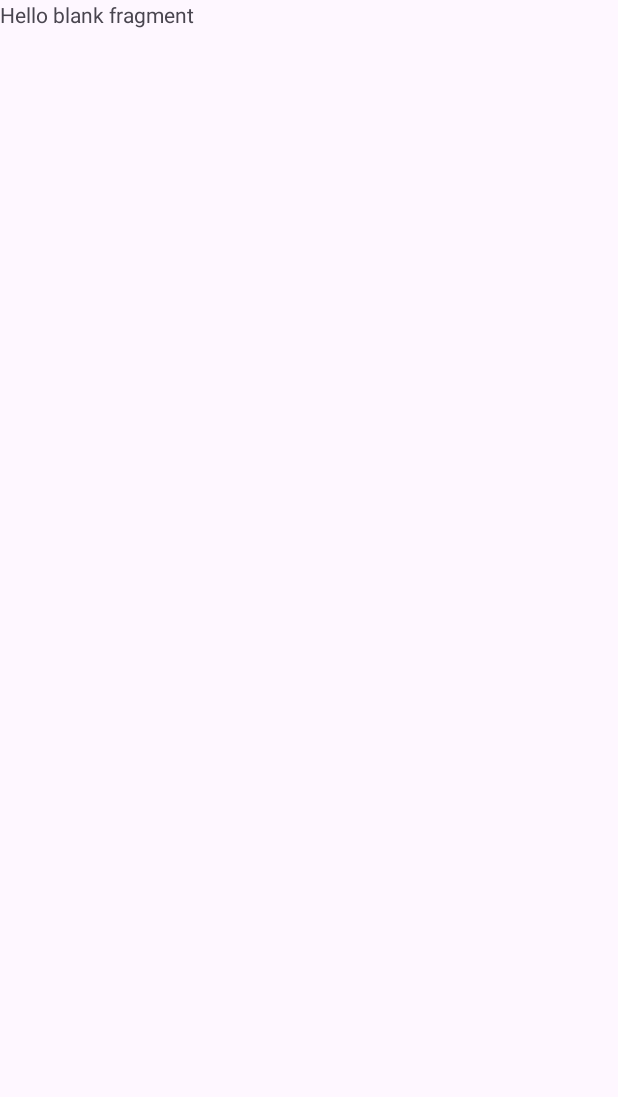
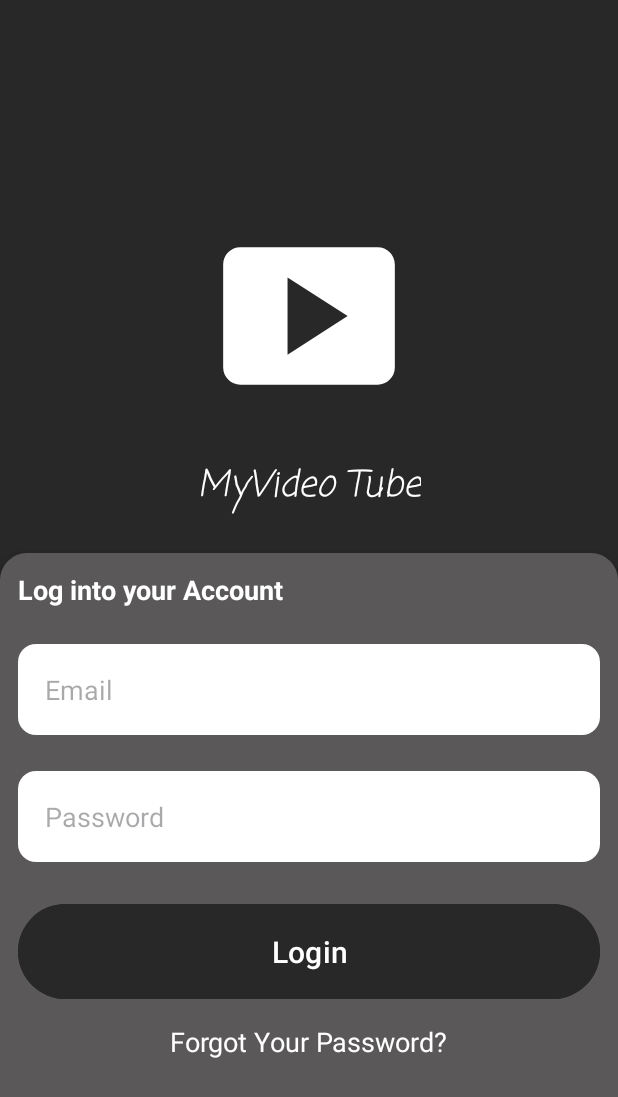
Before and after one commit to code-with-niranjan-v/My-Video-Tube, an Android app: the SignInFragment screen opened through its navigation route, on a phone screen of 412 x 824 dp. Before the commit the part shown is almost empty. Shown: the top 1097 px of the screen. Run offline under Robolectric (Android 15) with nearby library versions, the phone set to English and light mode, and no system bars; our stand-ins replace Dagger/Hilt's generated code.

Commit message:
Login Feature Implemented

```diff
--- a/app/src/main/java/com/example/myvideotube/SignInFragment.kt
+++ b/app/src/main/java/com/example/myvideotube/SignInFragment.kt
@@ -5,55 +5,49 @@ import androidx.fragment.app.Fragment
 import android.view.LayoutInflater
 import android.view.View
 import android.view.ViewGroup
+import android.widget.Toast
+import androidx.fragment.app.viewModels
+import androidx.navigation.fragment.findNavController
+import com.example.myvideotube.databinding.FragmentSignInBinding
+import com.example.myvideotube.viewmodel.MyVideoTubeViewModel
+import dagger.hilt.android.AndroidEntryPoint
 
-// TODO: Rename parameter arguments, choose names that match
-// the fragment initialization parameters, e.g. ARG_ITEM_NUMBER
-private const val ARG_PARAM1 = "param1"
-private const val ARG_PARAM2 = "param2"
 
-/**
- * A simple [Fragment] subclass.
- * Use the [SignInFragment.newInstance] factory method to
- * create an instance of this fragment.
- */
+@AndroidEntryPoint
 class SignInFragment : Fragment() {
-    // TODO: Rename and change types of parameters
-    private var param1: String? = null
-    private var param2: String? = null
 
-    override fun onCreate(savedInstanceState: Bundle?) {
-        super.onCreate(savedInstanceState)
-        arguments?.let {
-            param1 = it.getString(ARG_PARAM1)
-            param2 = it.getString(ARG_PARAM2)
-        }
-    }
 
+    private lateinit var signInBinding: FragmentSignInBinding
+    private val viewModel:MyVideoTubeViewModel by viewModels()
     override fun onCreateView(
         inflater: LayoutInflater, container: ViewGroup?,
         savedInstanceState: Bundle?
     ): View? {
-        // Inflate the layout for this fragment
-        return inflater.inflate(R.layout.fragment_sign_in, container, false)
+        signInBinding = FragmentSignInBinding.inflate(layoutInflater,container,false)
+        return signInBinding.root
     }
 
-    companion object {
-        /**
-         * Use this factory method to create a new instance of
-         * this fragment using the provided parameters.
-         *
-         * @param param1 Parameter 1.
-         * @param param2 Parameter 2.
-         * @return A new instance of fragment SignInFragment.
-         */
-        // TODO: Rename and change types and number of parameters
-        @JvmStatic
-        fun newInstance(param1: String, param2: String) =
-            SignInFragment().apply {
-                arguments = Bundle().apply {
-                    putString(ARG_PARAM1, param1)
-                    putString(ARG_PARAM2, param2)
+    override fun onViewCreated(view: View, savedInstanceState: Bundle?) {
+        super.onViewCreated(view, savedInstanceState)
+
+        signInBinding.btnSubmit.setOnClickListener {
+            val email = signInBinding.etEmail.text.toString()
+            val password = signInBinding.etPassword.text.toString()
+            if (email.isNotBlank() && password.isNotBlank()){
+                viewModel.signIn(email, password).addOnCompleteListener {
+                    if(it.isSuccessful){
+                        Toast.makeText(context,"Login Successful",Toast.LENGTH_SHORT).show()
+                        findNavController().navigate(R.id.action_signInFragment_to_homeFragment)
+                    }else{
+                        Toast.makeText(context,"${it.exception?.message}",Toast.LENGTH_SHORT).show()
+                    }
                 }
             }
+        }
+
     }
+
+
+
+
 }
--- a/app/src/main/java/com/example/myvideotube/firebase/MyVideoTubeFireBase.kt
+++ b/app/src/main/java/com/example/myvideotube/firebase/MyVideoTubeFireBase.kt
@@ -12,4 +12,6 @@ class MyVideoTubeFireBase @Inject constructor(
         firebaseAuth.createUserWithEmailAndPassword(email,password)
     }
 
+    fun signIn(email: String,password: String) = firebaseAuth.signInWithEmailAndPassword(email, password)
+
 }
--- a/app/src/main/java/com/example/myvideotube/viewmodel/MyVideoTubeViewModel.kt
+++ b/app/src/main/java/com/example/myvideotube/viewmodel/MyVideoTubeViewModel.kt
@@ -2,6 +2,8 @@ package com.example.myvideotube.viewmodel
 
 import androidx.lifecycle.ViewModel
 import com.example.myvideotube.firebase.MyVideoTubeFireBase
+import com.google.android.gms.tasks.Task
+import com.google.firebase.auth.AuthResult
 import com.google.firebase.auth.FirebaseAuth
 import dagger.hilt.android.lifecycle.HiltViewModel
 import kotlinx.coroutines.CoroutineScope
@@ -20,4 +22,7 @@ class MyVideoTubeViewModel @Inject constructor(
         }
     }
 
+    fun signIn(email: String,password: String) = firebase.signIn(email, password)
+
+
 }
--- a/app/src/main/res/layout/fragment_sign_in.xml
+++ b/app/src/main/res/layout/fragment_sign_in.xml
@@ -1,14 +1,137 @@
 <?xml version="1.0" encoding="utf-8"?>
 <FrameLayout xmlns:android="http://schemas.android.com/apk/res/android"
+    xmlns:app="http://schemas.android.com/apk/res-auto"
     xmlns:tools="http://schemas.android.com/tools"
     android:layout_width="match_parent"
+    android:background="@color/almostBlack"
     android:layout_height="match_parent"
     tools:context=".SignInFragment">
 
-    <!-- TODO: Update blank fragment layout -->
-    <TextView
-        android:layout_width="match_parent"
-        android:layout_height="match_parent"
-        android:text="@string/hello_blank_fragment" />
+
+
+        <androidx.constraintlayout.widget.ConstraintLayout
+            android:layout_width="match_parent"
+            android:layout_height="match_parent">
+
+            <ImageView
+                android:id="@+id/imgLogo"
+                android:layout_width="0dp"
+                android:layout_height="0dp"
+                android:src="@drawable/baseline_smart_display_24"
+                app:layout_constraintBottom_toTopOf="@id/tvAppName"
+                app:layout_constraintDimensionRatio="3:1"
+                app:layout_constraintEnd_toEndOf="parent"
+                app:layout_constraintStart_toStartOf="parent"
+                app:layout_constraintTop_toTopOf="parent"
+                app:layout_constraintVertical_bias="6"
+                app:layout_constraintVertical_chainStyle="packed"
+                app:layout_constraintVertical_weight="2"
+                app:tint="@color/white" />
+
+            <TextView
+                android:layout_width="wrap_content"
+                android:layout_height="wrap_content"
+                android:text="MyVideo Tube"
+                app:layout_constraintVertical_chainStyle="packed"
+                app:layout_constraintVertical_weight="1"
+                android:padding="18dp"
+                android:layout_margin="8dp"
+                android:textStyle="italic"
+                app:layout_constraintStart_toStartOf="parent"
+                app:layout_constraintEnd_toEndOf="parent"
+                android:textSize="24sp"
+                android:id="@+id/tvAppName"
+                android:textColor="@color/white"
+                app:layout_constraintBottom_toTopOf="@id/topCard"
+                app:layout_constraintTop_toBottomOf="@+id/imgLogo"
+                android:fontFamily="casual"/>
+
+            <androidx.constraintlayout.widget.ConstraintLayout
+                android:id="@+id/topCard"
+                android:layout_width="match_parent"
+                android:layout_height="wrap_content"
+                android:background="@drawable/cardviewbg"
+                android:elevation="8dp"
+                app:layout_constraintBottom_toBottomOf="parent"
+                app:layout_constraintEnd_toEndOf="parent"
+                app:layout_constraintStart_toStartOf="parent"
+                app:layout_constraintTop_toBottomOf="@+id/tvAppName"
+                app:layout_constraintVertical_chainStyle="packed"
+                app:layout_constraintVertical_weight="5">
+
+                <TextView
+                    android:id="@+id/tvCreate"
+                    android:layout_width="wrap_content"
+                    android:layout_height="wrap_content"
+                    android:padding="12dp"
+                    android:text="Log into your Account"
+                    android:textColor="@color/white"
+                    android:textSize="18sp"
+                    android:textStyle="bold"
+                    app:layout_constraintBottom_toTopOf="@+id/etEmail"
+                    app:layout_constraintEnd_toEndOf="parent"
+                    app:layout_constraintHorizontal_bias="0.0"
+                    app:layout_constraintStart_toStartOf="parent"
+                    app:layout_constraintTop_toTopOf="parent" />
+
+                <EditText
+                    android:id="@+id/etEmail"
+                    android:layout_width="match_parent"
+                    android:layout_height="wrap_content"
+                    android:layout_margin="12dp"
+                    android:background="@drawable/edit_txt_bg"
+                    android:hint="Email"
+                    android:padding="18dp"
+                    app:layout_constraintBottom_toTopOf="@+id/etPassword"
+                    app:layout_constraintEnd_toEndOf="parent"
+                    app:layout_constraintStart_toStartOf="parent"
+                    app:layout_constraintTop_toBottomOf="@id/tvCreate" />
+
+
+                <EditText
+                    android:id="@+id/etPassword"
+                    android:layout_width="match_parent"
+                    android:layout_height="wrap_content"
+                    android:layout_margin="12dp"
+                    android:background="@drawable/edit_txt_bg"
+                    android:hint="Password"
+                    android:padding="18dp"
+                    app:layout_constraintBottom_toTopOf="@+id/btnSubmit"
+                    app:layout_constraintEnd_toEndOf="parent"
+                    app:layout_constraintStart_toStartOf="parent"
+                    app:layout_constraintTop_toBottomOf="@id/etEmail" />
+
+
+                <Button
+                    android:id="@+id/btnSubmit"
+                    android:layout_width="match_parent"
+                    android:layout_height="wrap_content"
+                    android:layout_margin="12dp"
+                    android:backgroundTint="@color/almostBlack"
+                    android:padding="18dp"
+                    android:text="Login"
+                    android:textSize="20sp"
+                    app:layout_constraintBottom_toTopOf="@+id/tvForgot"
+                    app:layout_constraintEnd_toEndOf="parent"
+                    app:layout_constraintStart_toStartOf="parent"
+                    app:layout_constraintTop_toBottomOf="@id/etPassword" />
+
+                <TextView
+                    android:id="@+id/tvForgot"
+                    android:layout_width="wrap_content"
+                    android:layout_height="wrap_content"
+                    android:paddingBottom="10dp"
+                    android:text="Forgot Your Password?"
+                    android:textColor="@color/white"
+                    android:textSize="18sp"
+                    app:layout_constraintBottom_toBottomOf="parent"
+                    app:layout_constraintEnd_toEndOf="parent"
+                    app:layout_constraintStart_toStartOf="parent"
+                    app:layout_constraintTop_toBottomOf="@id/etPassword" />
+
+
+            </androidx.constraintlayout.widget.ConstraintLayout>
+
+        </androidx.constraintlayout.widget.ConstraintLayout>
 
 </FrameLayout>
```
